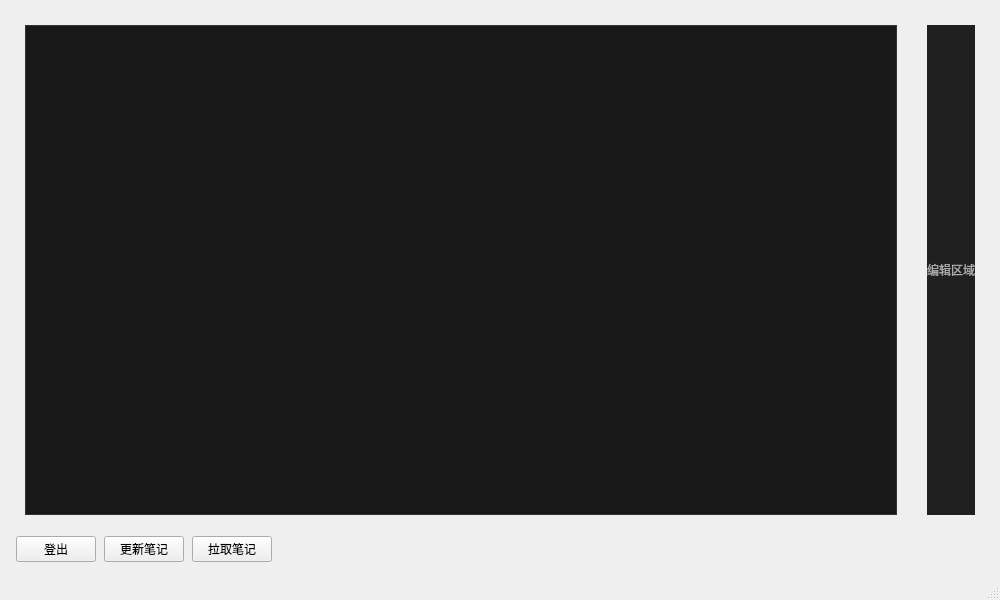
This is Note_front/src/Editor/editor_window.ui in RIPTIDE-z/R-Note as Qt 5 draws it before an edit. The edited form follows.
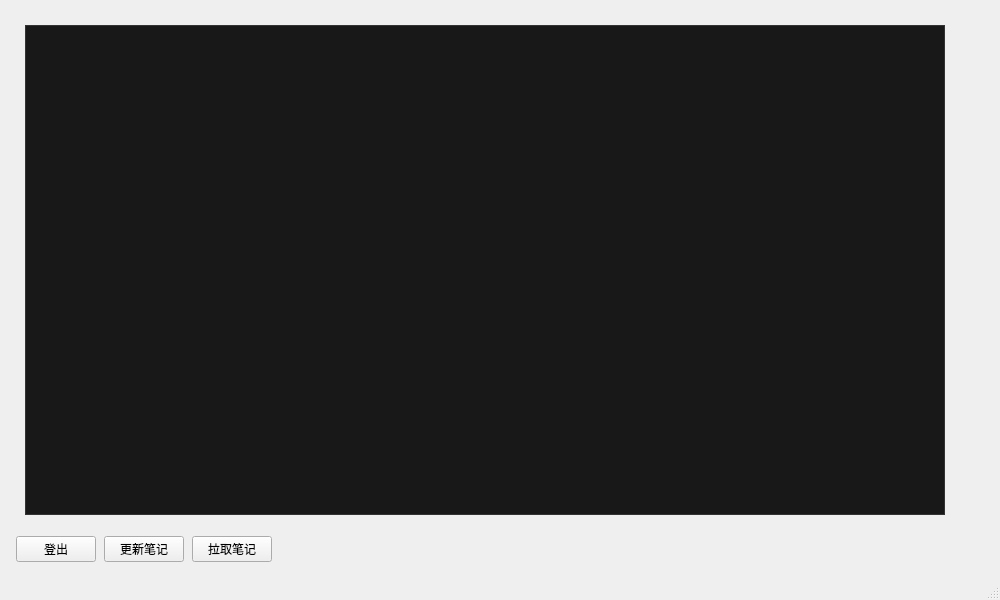
This is the edited form.

Patch:
```diff
--- a/Note_front/src/Editor/editor_window.ui
+++ b/Note_front/src/Editor/editor_window.ui
@@ -92,19 +92,6 @@
 				  <property name="spacing">
 					<number>8</number>
 				  </property>
-				  <item>
-					<widget class="QLabel" name="editorPlaceholderLabel">
-					  <property name="text">
-						<string>编辑区域</string>
-					  </property>
-					  <property name="alignment">
-						<set>Qt::AlignCenter</set>
-					  </property>
-					  <property name="styleSheet">
-						<string notr="true">background-color: #202020; color: #aaaaaa;</string>
-					  </property>
-					</widget>
-				  </item>
 				</layout>
 			  </widget>
 			</item>
```
